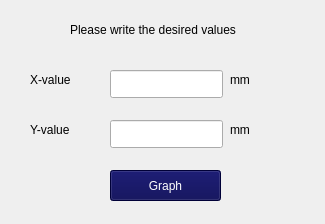
Above: pop_up_scatter.ui from aquinterol/App_Medizin before the change. Below: the same form after it.
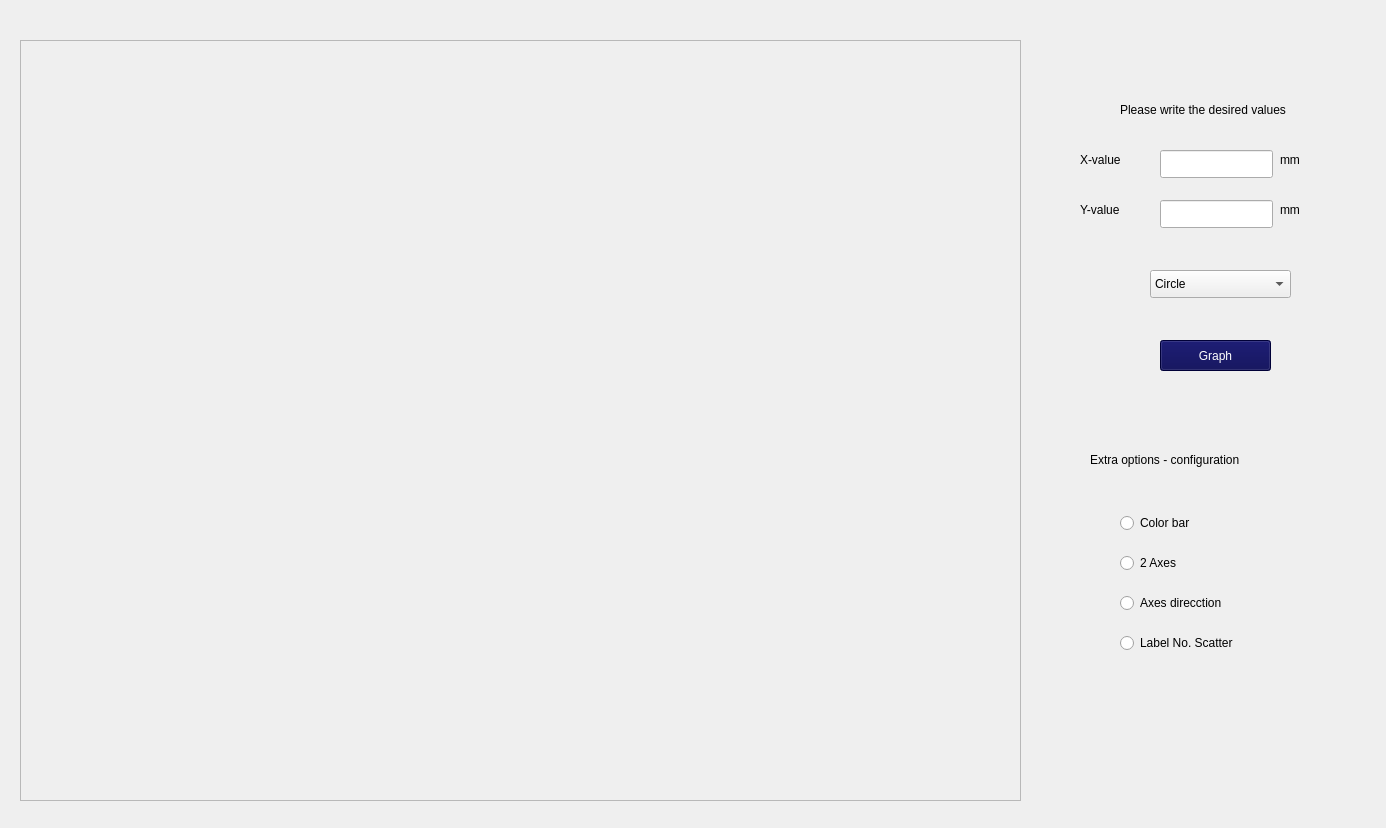
That is the form after the change.

Commit message: modified:   __pycache__/ui_popup.cpython-312.pyc 	modified:   pop_up_scatter.ui 	modified:   ui_popup.py 	modified:   version_final.py

Patch:
```diff
--- a/pop_up_scatter.ui
+++ b/pop_up_scatter.ui
@@ -6,8 +6,8 @@
    <rect>
     <x>0</x>
     <y>0</y>
-    <width>325</width>
-    <height>224</height>
+    <width>1386</width>
+    <height>828</height>
    </rect>
   </property>
   <property name="windowTitle">
@@ -16,8 +16,8 @@
   <widget class="QLineEdit" name="X_value_s">
    <property name="geometry">
     <rect>
-     <x>110</x>
-     <y>70</y>
+     <x>1160</x>
+     <y>150</y>
      <width>113</width>
      <height>28</height>
     </rect>
@@ -29,8 +29,8 @@
   <widget class="QLineEdit" name="Y_Value_s">
    <property name="geometry">
     <rect>
-     <x>110</x>
-     <y>120</y>
+     <x>1160</x>
+     <y>200</y>
      <width>113</width>
      <height>28</height>
     </rect>
@@ -42,8 +42,8 @@
   <widget class="QLabel" name="label">
    <property name="geometry">
     <rect>
-     <x>70</x>
-     <y>20</y>
+     <x>1120</x>
+     <y>100</y>
      <width>221</width>
      <height>20</height>
     </rect>
@@ -55,8 +55,8 @@
   <widget class="QLabel" name="label_2">
    <property name="geometry">
     <rect>
-     <x>30</x>
-     <y>70</y>
+     <x>1080</x>
+     <y>150</y>
      <width>63</width>
      <height>20</height>
     </rect>
@@ -68,8 +68,8 @@
   <widget class="QLabel" name="label_3">
    <property name="geometry">
     <rect>
-     <x>30</x>
-     <y>120</y>
+     <x>1080</x>
+     <y>200</y>
      <width>63</width>
      <height>20</height>
     </rect>
@@ -81,8 +81,8 @@
   <widget class="QLabel" name="label_4">
    <property name="geometry">
     <rect>
-     <x>230</x>
-     <y>70</y>
+     <x>1280</x>
+     <y>150</y>
      <width>63</width>
      <height>20</height>
     </rect>
@@ -94,8 +94,8 @@
   <widget class="QLabel" name="label_5">
    <property name="geometry">
     <rect>
-     <x>230</x>
-     <y>120</y>
+     <x>1280</x>
+     <y>200</y>
      <width>63</width>
      <height>20</height>
     </rect>
@@ -107,8 +107,8 @@
   <widget class="QPushButton" name="graph_scatter">
    <property name="geometry">
     <rect>
-     <x>110</x>
-     <y>170</y>
+     <x>1160</x>
+     <y>340</y>
      <width>111</width>
      <height>31</height>
     </rect>
@@ -123,6 +123,107 @@
     <string>Graph</string>
    </property>
   </widget>
+  <widget class="QFrame" name="frame">
+   <property name="geometry">
+    <rect>
+     <x>20</x>
+     <y>40</y>
+     <width>1001</width>
+     <height>761</height>
+    </rect>
+   </property>
+   <property name="frameShape">
+    <enum>QFrame::Shape::StyledPanel</enum>
+   </property>
+   <property name="frameShadow">
+    <enum>QFrame::Shadow::Raised</enum>
+   </property>
+  </widget>
+  <widget class="QRadioButton" name="colobar">
+   <property name="geometry">
+    <rect>
+     <x>1120</x>
+     <y>510</y>
+     <width>112</width>
+     <height>26</height>
+    </rect>
+   </property>
+   <property name="text">
+    <string>Color bar</string>
+   </property>
+  </widget>
+  <widget class="QRadioButton" name="axes">
+   <property name="geometry">
+    <rect>
+     <x>1120</x>
+     <y>550</y>
+     <width>112</width>
+     <height>26</height>
+    </rect>
+   </property>
+   <property name="text">
+    <string>2 Axes</string>
+   </property>
+  </widget>
+  <widget class="QRadioButton" name="axdirection">
+   <property name="geometry">
+    <rect>
+     <x>1120</x>
+     <y>590</y>
+     <width>151</width>
+     <height>26</height>
+    </rect>
+   </property>
+   <property name="text">
+    <string>Axes direcction </string>
+   </property>
+  </widget>
+  <widget class="QRadioButton" name="labelscatr">
+   <property name="geometry">
+    <rect>
+     <x>1120</x>
+     <y>630</y>
+     <width>181</width>
+     <height>26</height>
+    </rect>
+   </property>
+   <property name="text">
+    <string>Label No. Scatter</string>
+   </property>
+  </widget>
+  <widget class="QComboBox" name="boxxoro">
+   <property name="geometry">
+    <rect>
+     <x>1150</x>
+     <y>270</y>
+     <width>141</width>
+     <height>28</height>
+    </rect>
+   </property>
+   <item>
+    <property name="text">
+     <string>Circle</string>
+    </property>
+   </item>
+   <item>
+    <property name="text">
+     <string>Ex</string>
+    </property>
+   </item>
+  </widget>
+  <widget class="QLabel" name="label_6">
+   <property name="geometry">
+    <rect>
+     <x>1090</x>
+     <y>450</y>
+     <width>221</width>
+     <height>20</height>
+    </rect>
+   </property>
+   <property name="text">
+    <string>Extra options - configuration</string>
+   </property>
+  </widget>
  </widget>
  <resources/>
  <connections/>
```
The commit also changes 3 other files.
